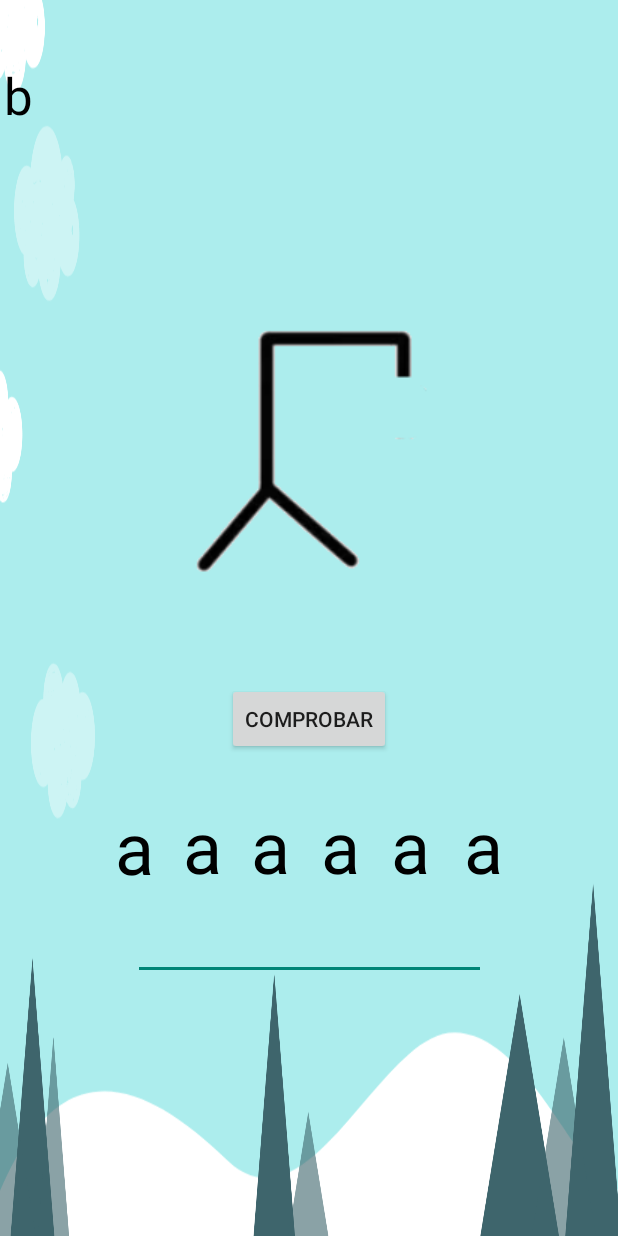
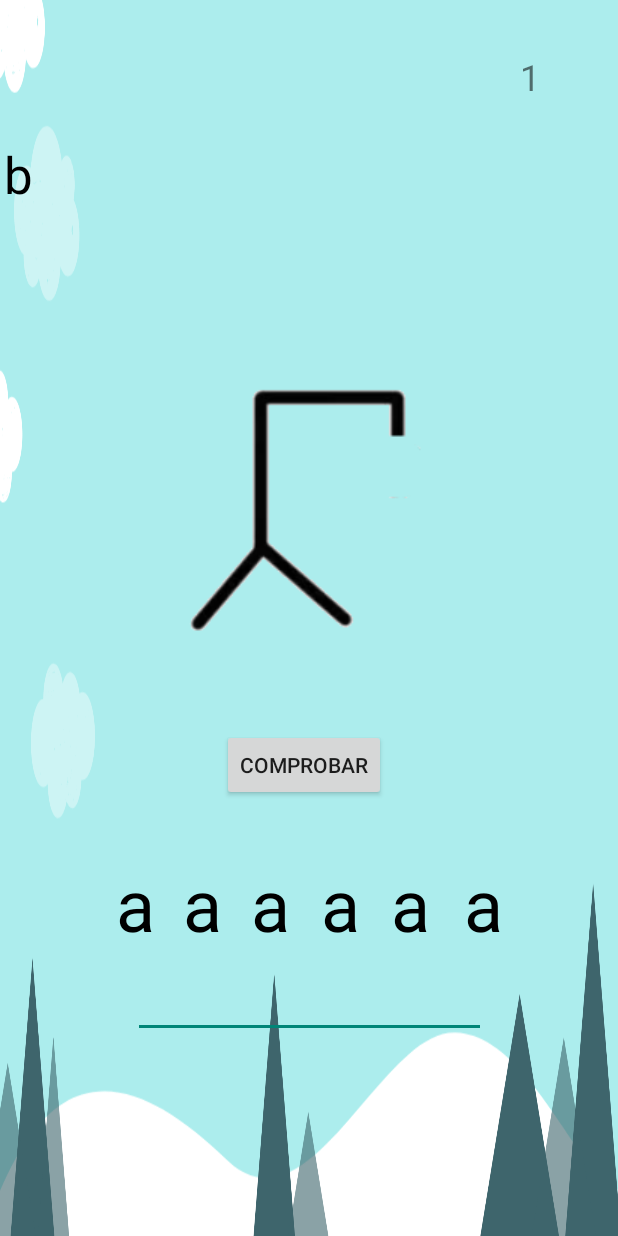
Before and after one commit to apuyobraulio/TG2Grupo3Ahorcado, an Android app: the PantallaJuegoActivity screen opened directly, with no data from a screen before it, on a phone screen of 412 x 824 dp. Run offline under Robolectric (Android 15) with nearby library versions, the phone set to English and light mode, and no system bars.

Commit message:
Implementación de contador

```diff
--- a/app/src/main/java/conn/example/tg2grupo3ahorcado/view/PantallaJuegoActivity.java
+++ b/app/src/main/java/conn/example/tg2grupo3ahorcado/view/PantallaJuegoActivity.java
@@ -2,6 +2,7 @@ package conn.example.tg2grupo3ahorcado.view;
 
 import androidx.appcompat.app.AppCompatActivity;
 
+import android.app.Activity;
 import android.os.Bundle;
 import android.widget.Button;
 import android.widget.EditText;
@@ -26,5 +27,34 @@ public class PantallaJuegoActivity extends AppCompatActivity {
         EditText txtpalabra= findViewById(R.id.txtpalabra);
         Button btncomprobar= findViewById(R.id.btncomprobar);
 
+        btncomprobar.setOnClickListener(v ->{
+
+        });
+
+    }
+
+    @Override
+    protected void onStart() {
+        super.onStart();
+        Activity activity =this;
+        Runnable codigo = new Runnable() {
+            @Override
+            public void run() {
+
+                for(int i=0;i<10;i++){
+                    final int num =i;
+                    activity.runOnUiThread(()->{
+                        TextView txtDato = findViewById(R.id.txtcontador);
+                        txtDato.setText(String.valueOf(num));
+                    });
+                    try{
+                        Thread.sleep(1000);
+                    }catch (InterruptedException e){
+                        e.printStackTrace();
+                    }
+                }
+            }
+        };
+        new Thread(codigo).start();
     }
 }
--- a/app/src/main/res/layout/activity_pantalla_juego.xml
+++ b/app/src/main/res/layout/activity_pantalla_juego.xml
@@ -8,6 +8,20 @@
     tools:context=".view.PantallaJuegoActivity">
 
     <TextView
+        android:id="@+id/txtletra3"
+        android:layout_width="wrap_content"
+        android:layout_height="wrap_content"
+        android:text="a"
+        android:textColor="#000000"
+        android:textSize="48sp"
+        app:layout_constraintBottom_toBottomOf="parent"
+        app:layout_constraintEnd_toEndOf="parent"
+        app:layout_constraintHorizontal_bias="0.433"
+        app:layout_constraintStart_toStartOf="parent"
+        app:layout_constraintTop_toTopOf="parent"
+        app:layout_constraintVertical_bias="0.751" />
+
+    <TextView
         android:id="@+id/txtletra1"
         android:layout_width="wrap_content"
         android:layout_height="wrap_content"
@@ -16,10 +30,10 @@
         android:textSize="48sp"
         app:layout_constraintBottom_toBottomOf="parent"
         app:layout_constraintEnd_toEndOf="parent"
-        app:layout_constraintHorizontal_bias="0.199"
+        app:layout_constraintHorizontal_bias="0.2"
         app:layout_constraintStart_toStartOf="parent"
         app:layout_constraintTop_toTopOf="parent"
-        app:layout_constraintVertical_bias="0.701" />
+        app:layout_constraintVertical_bias="0.751" />
 
     <TextView
         android:id="@+id/txtletra2"
@@ -33,10 +47,10 @@
         app:layout_constraintHorizontal_bias="0.316"
         app:layout_constraintStart_toStartOf="parent"
         app:layout_constraintTop_toTopOf="parent"
-        app:layout_constraintVertical_bias="0.7" />
+        app:layout_constraintVertical_bias="0.751" />
 
     <TextView
-        android:id="@+id/txtletra3"
+        android:id="@+id/txtletra5"
         android:layout_width="wrap_content"
         android:layout_height="wrap_content"
         android:text="a"
@@ -44,10 +58,37 @@
         android:textSize="48sp"
         app:layout_constraintBottom_toBottomOf="parent"
         app:layout_constraintEnd_toEndOf="parent"
-        app:layout_constraintHorizontal_bias="0.433"
+        app:layout_constraintHorizontal_bias="0.675"
         app:layout_constraintStart_toStartOf="parent"
         app:layout_constraintTop_toTopOf="parent"
-        app:layout_constraintVertical_bias="0.7" />
+        app:layout_constraintVertical_bias="0.751" />
+
+    <TextView
+        android:id="@+id/txtletra6"
+        android:layout_width="wrap_content"
+        android:layout_height="wrap_content"
+        android:text="a"
+        android:textColor="#000000"
+        android:textSize="48sp"
+        app:layout_constraintBottom_toBottomOf="parent"
+        app:layout_constraintEnd_toEndOf="parent"
+        app:layout_constraintHorizontal_bias="0.802"
+        app:layout_constraintStart_toStartOf="parent"
+        app:layout_constraintTop_toTopOf="parent"
+        app:layout_constraintVertical_bias="0.751" />
+
+    <EditText
+        android:id="@+id/txtpalabra"
+        android:layout_width="235dp"
+        android:layout_height="42dp"
+        android:ems="10"
+        android:inputType="textPersonName"
+        android:textColor="#000000"
+        app:layout_constraintBottom_toBottomOf="parent"
+        app:layout_constraintEnd_toEndOf="parent"
+        app:layout_constraintStart_toStartOf="parent"
+        app:layout_constraintTop_toTopOf="parent"
+        app:layout_constraintVertical_bias="0.831" />
 
     <TextView
         android:id="@+id/txtletra4"
@@ -61,48 +102,7 @@
         app:layout_constraintHorizontal_bias="0.555"
         app:layout_constraintStart_toStartOf="parent"
         app:layout_constraintTop_toTopOf="parent"
-        app:layout_constraintVertical_bias="0.7" />
-
-    <TextView
-        android:id="@+id/txtletra5"
-        android:layout_width="wrap_content"
-        android:layout_height="wrap_content"
-        android:text="a"
-        android:textColor="#000000"
-        android:textSize="48sp"
-        app:layout_constraintBottom_toBottomOf="parent"
-        app:layout_constraintEnd_toEndOf="parent"
-        app:layout_constraintHorizontal_bias="0.675"
-        app:layout_constraintStart_toStartOf="parent"
-        app:layout_constraintTop_toTopOf="parent"
-        app:layout_constraintVertical_bias="0.7" />
-
-    <TextView
-        android:id="@+id/txtletra6"
-        android:layout_width="wrap_content"
-        android:layout_height="wrap_content"
-        android:text="a"
-        android:textColor="#000000"
-        android:textSize="48sp"
-        app:layout_constraintBottom_toBottomOf="parent"
-        app:layout_constraintEnd_toEndOf="parent"
-        app:layout_constraintHorizontal_bias="0.801"
-        app:layout_constraintStart_toStartOf="parent"
-        app:layout_constraintTop_toTopOf="parent"
-        app:layout_constraintVertical_bias="0.7" />
-
-    <EditText
-        android:id="@+id/txtpalabra"
-        android:layout_width="235dp"
-        android:layout_height="42dp"
-        android:ems="10"
-        android:inputType="textPersonName"
-        android:textColor="#000000"
-        app:layout_constraintBottom_toBottomOf="parent"
-        app:layout_constraintEnd_toEndOf="parent"
-        app:layout_constraintStart_toStartOf="parent"
-        app:layout_constraintTop_toTopOf="parent"
-        app:layout_constraintVertical_bias="0.782" />
+        app:layout_constraintVertical_bias="0.751" />
 
     <TextView
         android:id="@+id/txtfallos"
@@ -116,7 +116,7 @@
         app:layout_constraintHorizontal_bias="0.4"
         app:layout_constraintStart_toStartOf="parent"
         app:layout_constraintTop_toTopOf="parent"
-        app:layout_constraintVertical_bias="0.055" />
+        app:layout_constraintVertical_bias="0.126" />
 
     <ImageView
         android:id="@+id/imgahorcado"
@@ -124,10 +124,10 @@
         android:layout_height="wrap_content"
         app:layout_constraintBottom_toBottomOf="parent"
         app:layout_constraintEnd_toEndOf="parent"
-        app:layout_constraintHorizontal_bias="0.497"
+        app:layout_constraintHorizontal_bias="0.479"
         app:layout_constraintStart_toStartOf="parent"
         app:layout_constraintTop_toTopOf="parent"
-        app:layout_constraintVertical_bias="0.319"
+        app:layout_constraintVertical_bias="0.382"
         app:srcCompat="@drawable/patibulo" />
 
     <Button
@@ -137,8 +137,22 @@
         android:text="Comprobar"
         app:layout_constraintBottom_toBottomOf="parent"
         app:layout_constraintEnd_toEndOf="parent"
+        app:layout_constraintHorizontal_bias="0.49"
         app:layout_constraintStart_toStartOf="parent"
         app:layout_constraintTop_toTopOf="parent"
-        app:layout_constraintVertical_bias="0.587" />
+        app:layout_constraintVertical_bias="0.626" />
+
+    <TextView
+        android:id="@+id/txtcontador"
+        android:layout_width="wrap_content"
+        android:layout_height="wrap_content"
+        android:text="000"
+        android:textSize="24sp"
+        app:layout_constraintBottom_toBottomOf="parent"
+        app:layout_constraintEnd_toEndOf="parent"
+        app:layout_constraintHorizontal_bias="0.87"
+        app:layout_constraintStart_toStartOf="parent"
+        app:layout_constraintTop_toTopOf="parent"
+        app:layout_constraintVertical_bias="0.044" />
 
 </androidx.constraintlayout.widget.ConstraintLayout>
```
